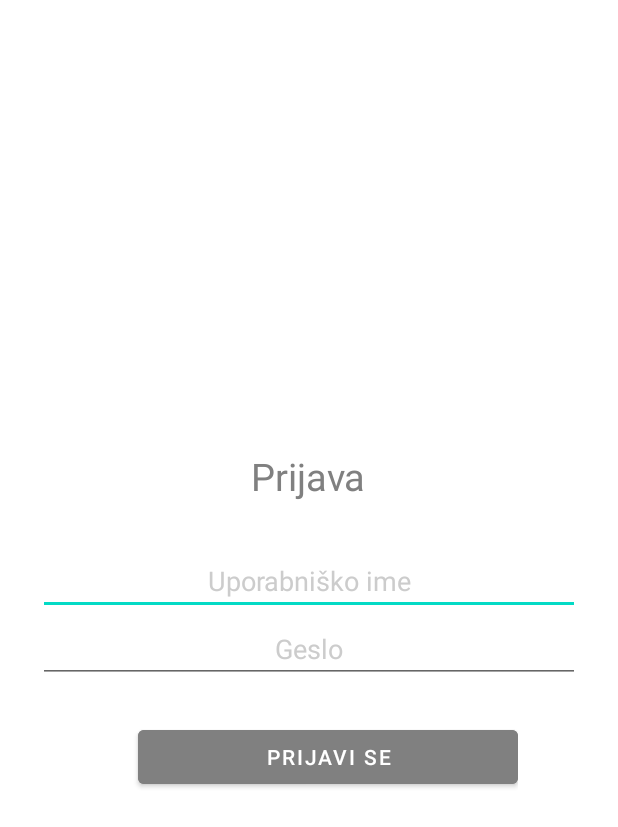
After one commit to tabestdude/Project---Using-mass-data-in-traffic, an Android app: the layout activity_login.xml on its own in the app's theme, with its tools: preview values and no code run, on a phone screen of 412 x 824 dp. The commit adds this screen. Shown: the top 827 px of the screen. Run offline under Robolectric (Android 15) with nearby library versions, the phone set to English and light mode, and no system bars; network calls fail.

Commit message:
Login Photo
Added screens for login and for taking photos, the start camera function doesn't work yet, it crashes.

```diff
--- a/Aplikacija/app/src/main/java/feri/aplikacijaprojekt/MainActivity.kt
+++ b/Aplikacija/app/src/main/java/feri/aplikacijaprojekt/MainActivity.kt
@@ -286,7 +286,7 @@ class MainActivity : AppCompatActivity(), SensorEventListener {
             dataToSend.put("accZ", JSONArray(globalAccZ))
             dataToSend.put("longitude", globalLongitude)
             dataToSend.put("latitude", globalLatitude)
-            dataToSend.put("ownerId", null) // Set the ownerId to null for now
+            dataToSend.put("ownerId", "Huawei") // Set the ownerId to null for now
 
             Log.d("MainActivity", "Data to send: $dataToSend")
 
--- /dev/null
+++ b/Aplikacija/app/src/main/res/layout/activity_login.xml
@@ -0,0 +1,62 @@
+<LinearLayout
+    xmlns:android="http://schemas.android.com/apk/res/android"
+    android:id="@+id/ll_main_layout"
+    android:layout_width="match_parent"
+    android:layout_height="match_parent"
+    android:orientation="vertical"
+    android:padding="25dp"
+    android:gravity="center">
+
+    <TextView
+        android:layout_width="wrap_content"
+        android:layout_height="wrap_content"
+        android:textSize="25dp"
+        android:textColor="#808080"
+        android:padding="30dp"
+        android:text="Prijava"/>
+
+    <EditText
+        android:id="@+id/et_user_name"
+        android:hint="Uporabniško ime"
+        android:textColor="#ADD8E6"
+        android:textColorHint="#CCCCCC"
+        android:textAlignment="center"
+        android:layout_width="match_parent"
+        android:layout_height="wrap_content"/>
+
+    <EditText
+        android:id="@+id/et_password"
+        android:hint="Geslo"
+        android:textColor="#ADD8E6"
+        android:textColorHint="#CCCCCC"
+        android:textAlignment="center"
+        android:inputType="textPassword"
+        android:layout_width="match_parent"
+        android:layout_height="wrap_content"/>
+
+    <LinearLayout
+        android:layout_width="match_parent"
+        android:layout_height="wrap_content"
+        android:gravity="center"
+        android:padding="25dp"
+        android:layout_marginHorizontal="16dp"
+        android:orientation="horizontal">
+
+        <View
+            android:layout_width="0dp"
+            android:layout_height="0dp"
+            android:layout_weight="0.1" />
+
+        <Button
+            android:id="@+id/btn_submit"
+            android:layout_width="0dp"
+            android:layout_height="wrap_content"
+            android:layout_weight="1"
+            android:backgroundTint="#808080"
+            android:text="PRIJAVI SE"
+            android:textAllCaps="false" />
+
+    </LinearLayout>
+
+
+</LinearLayout>
```
Also changed, not shown: Aplikacija/app/build.gradle (+9 -0 lines), Aplikacija/app/src/main/AndroidManifest.xml (+14 -11 lines), Aplikacija/app/src/main/java/feri/aplikacijaprojekt/LoginActivity.kt (added, +33 -0 lines), Aplikacija/app/src/main/java/feri/aplikacijaprojekt/PhotoActivity.kt (added, +160 -0 lines), Aplikacija/app/src/main/res/layout/activity_photo.xml (added, +45 -0 lines).
